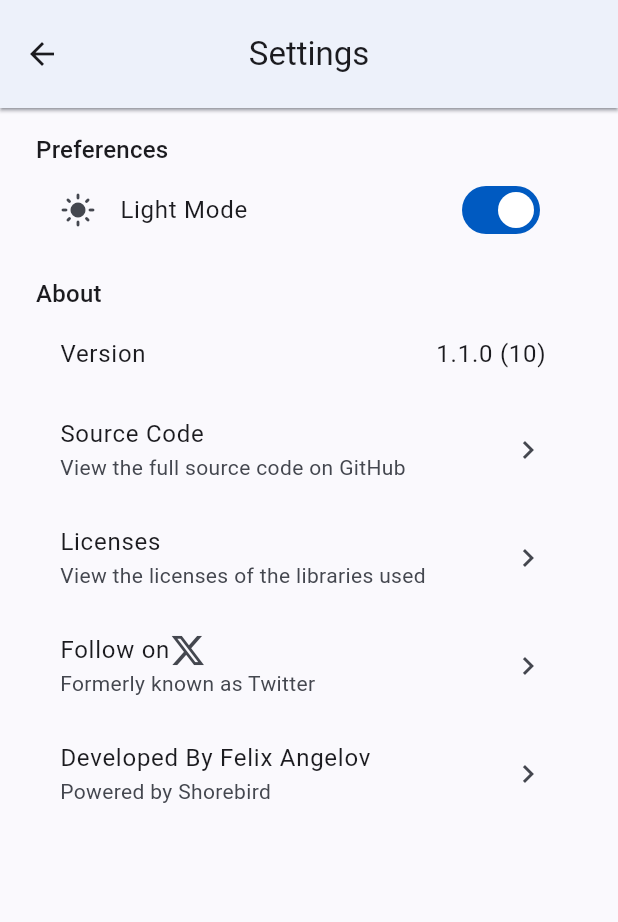
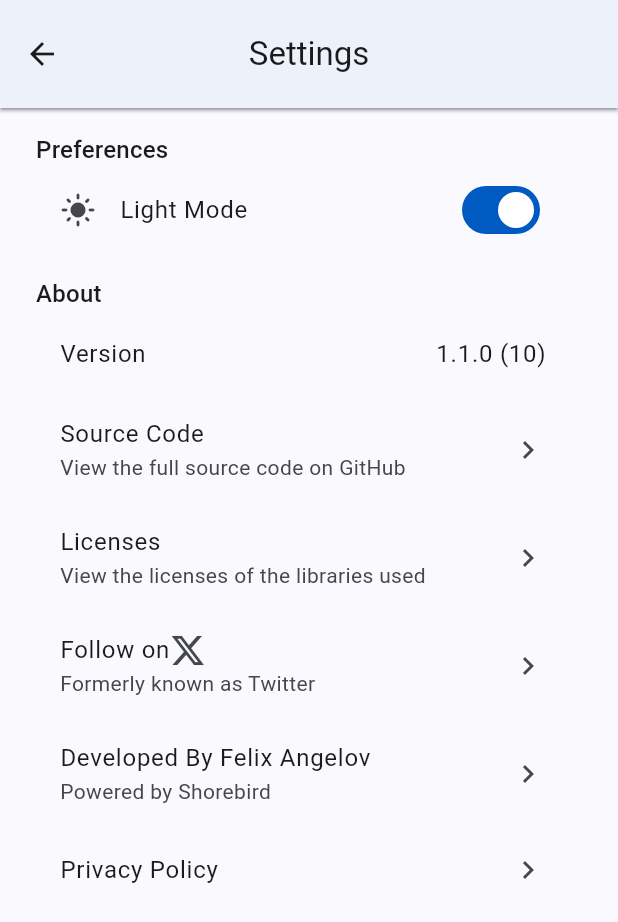
Before and after one commit to felangel/flutter_and_friends, a Flutter app: the SettingsView screen opened directly, on a phone screen of 412 x 824 dp. Shown: the top 922 px of the screen. Run offline on Flutter 3.47's test engine with Material 3 defaults, Android fonts, the phone set to English and light mode, and no system bars; our stand-ins replace bloc, equatable, firebase_core, flutter_bloc, font_awesome_flutter, hydrated_bloc and 1 more; missing offline and left inert: pusher_beams, restart_app, shorebird_code_push; accounts and stored records are empty; statements that could not run were skipped.

Commit message:
chore: add privacy policy link to settings

```diff
--- a/lib/settings/views/settings_page.dart
+++ b/lib/settings/views/settings_page.dart
@@ -97,6 +97,13 @@ class SettingsView extends StatelessWidget {
               trailing: const Icon(Icons.chevron_right),
               onTap: () => launchUrlString('https://shorebird.dev'),
             ),
+            ListTile(
+              title: const Text('Privacy Policy'),
+              trailing: const Icon(Icons.chevron_right),
+              onTap: () => launchUrlString(
+                'https://github.com/felangel/flutter_and_friends/blob/main/privacy.md',
+              ),
+            ),
           ],
         ),
       ),
```
